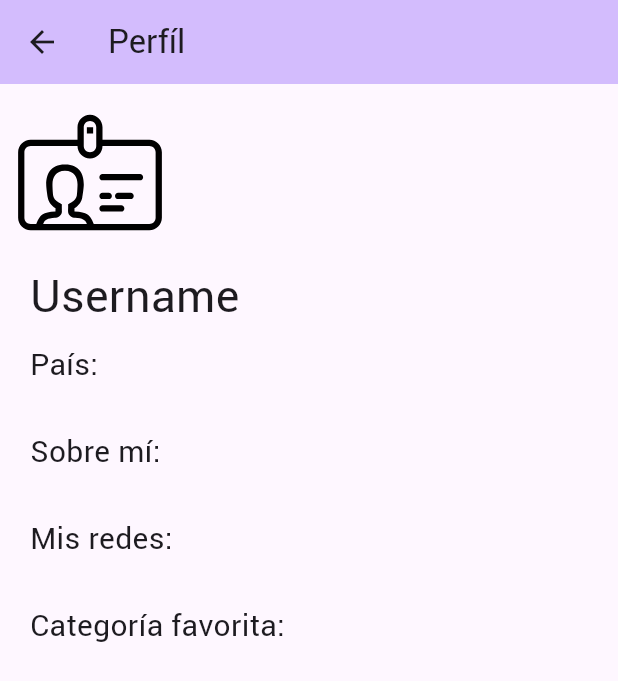
After one commit to Vaporu-Code/gamerplus_, a Flutter app: the Menu screen opened directly, after a tap on "Perfíl", on a phone screen of 412 x 824 dp. The commit adds this screen. Shown: the top 681 px of the screen. Run offline on Flutter 3.47's test engine with Material 3 defaults, Android fonts, the phone set to English and light mode, and no system bars; our stand-ins replace flutter_svg; Roboto replaces fonts that are missing (Shogie).

Commit message:
listo
todo listo

```diff
--- a/gamerplus/lib/menu.dart
+++ b/gamerplus/lib/menu.dart
@@ -1,4 +1,7 @@
 import 'package:flutter/material.dart';
+import 'package:gamerplus/infoapp.dart';
+import 'package:gamerplus/lista.dart';
+import 'package:gamerplus/perfil.dart';
 
 class Menu extends StatelessWidget{
   const Menu({super.key});
@@ -7,6 +10,67 @@ class Menu extends StatelessWidget{
   Widget build(BuildContext context){
     return Scaffold(
 
+      appBar: AppBar(
+
+        backgroundColor: Theme.of(context).colorScheme.inversePrimary,
+
+        title: Text("Menú principal"),
+      ),
+
+      body: Center(
+        child: Column(
+          mainAxisAlignment: MainAxisAlignment.center,
+          children: [
+
+            Text(
+              'Gamerplus, la aplicación para speedrunners',
+              style: TextStyle(fontFamily: 'Shogie', fontSize: 30),
+            ),
+            Text(
+              '¿Qué vamos a jugar hoy?',
+              style: TextStyle(fontFamily: 'Shogie', fontSize: 30),
+            ),
+
+            SizedBox(height: 20),
+
+            //perfil
+            ElevatedButton(
+            onPressed: () {
+              Navigator.push(
+                  context,
+                  MaterialPageRoute(
+                      builder: (context) => const perfil())); //ir al perfil
+            },
+            child: const Text("Perfíl", style: TextStyle(fontFamily: "Roboto", fontSize: 20))),
+            SizedBox(height: 20),
+
+            //lista de juegos
+            ElevatedButton(
+            onPressed: () {
+              Navigator.push(
+                  context,
+                  MaterialPageRoute(
+                      builder: (context) => const lista())); //ir a la lista
+            },
+            child: const Text("Lista de Juego", style: TextStyle(fontFamily: "Roboto", fontSize: 20))),
+            SizedBox(height: 20),
+
+            //info
+            ElevatedButton(
+            onPressed: () {
+              Navigator.push(
+                  context,
+                  MaterialPageRoute(
+                      builder: (context) => const infoapp())); //ir a la info de la aplicacion
+            },
+            child: const Text("Info", style: TextStyle(fontFamily: "Roboto", fontSize: 20))),
+
+          ],
+        )
+      )
+
+
+
     );
 
   }
--- /dev/null
+++ b/gamerplus/lib/perfil.dart
@@ -0,0 +1,77 @@
+import 'package:flutter/material.dart';
+import 'package:flutter_svg/flutter_svg.dart';
+
+class perfil extends StatelessWidget{
+  const perfil({super.key});
+
+  @override
+  Widget build(BuildContext context){
+
+String pfp_user = "assets/pfp_default.svg";
+
+    return Scaffold(
+      appBar: AppBar(
+
+        backgroundColor: Theme.of(context).colorScheme.inversePrimary,
+
+        title: Text("Perfíl"),
+      ),
+
+      body: Stack(
+        children: [
+          //imagen del usuario
+          Positioned(
+            top: 10,
+            left: 10,
+            child: Container(
+              height: 100,
+              width: 100,
+              child: SvgPicture.asset(pfp_user),
+            ),
+          ),
+
+          Padding(
+            padding: const EdgeInsets.only(top: 120, left: 20), // Ajusta el padding según sea necesario
+             child: Column(
+              crossAxisAlignment: CrossAxisAlignment.start,
+              children: [
+
+                //nombre de usuario
+                Text(
+                  "Username",
+                  style: TextStyle(fontFamily: "Shogie", fontSize: 30),
+                ),
+
+                SizedBox(height: 10), //Espacio
+                Text(
+                  "País: \n",
+                  style: TextStyle(fontFamily: "Roboto", fontSize: 20),
+                ),
+
+                Text(
+                  "Sobre mí: \n",
+                  style: TextStyle(fontFamily: "Roboto", fontSize: 20),
+                ),
+
+                Text(
+                  "Mis redes: \n",
+                  style: TextStyle(fontFamily: "Roboto", fontSize: 20),
+                ),
+
+                Text(
+                  "Categoría favorita: \n",
+                  style: TextStyle(fontFamily: "Roboto", fontSize: 20),
+                ),
+              ],
+            ),
+          ),
+        ],
+      ),
+
+
+
+    );
+
+  }
+
+}
```
Also changed, not shown: gamerplus/lib/infoapp.dart (added, +56 -0 lines), gamerplus/lib/inicio.dart (+8 -11 lines), gamerplus/lib/lista.dart (added, +50 -0 lines), gamerplus/lib/main.dart (+1 -15 lines), gamerplus/pubspec.yaml (+6 -2 lines), gamerplus/assets/pfp_default.svg (added), gamerplus/font/Roboto-Regular.ttf (added).
